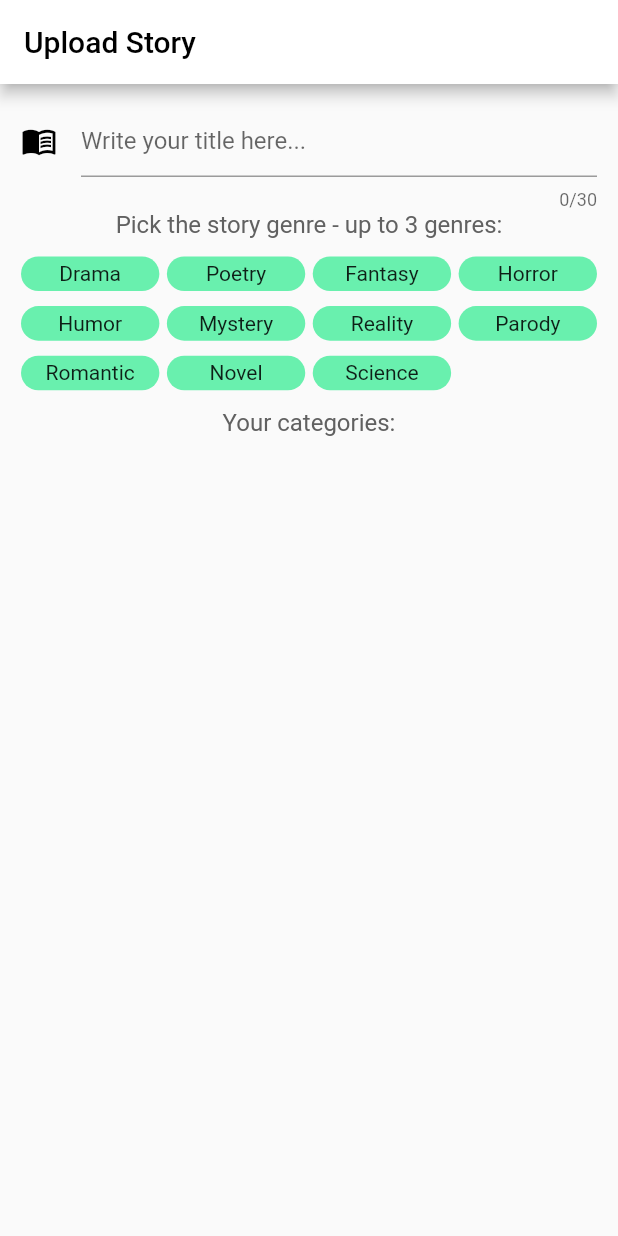
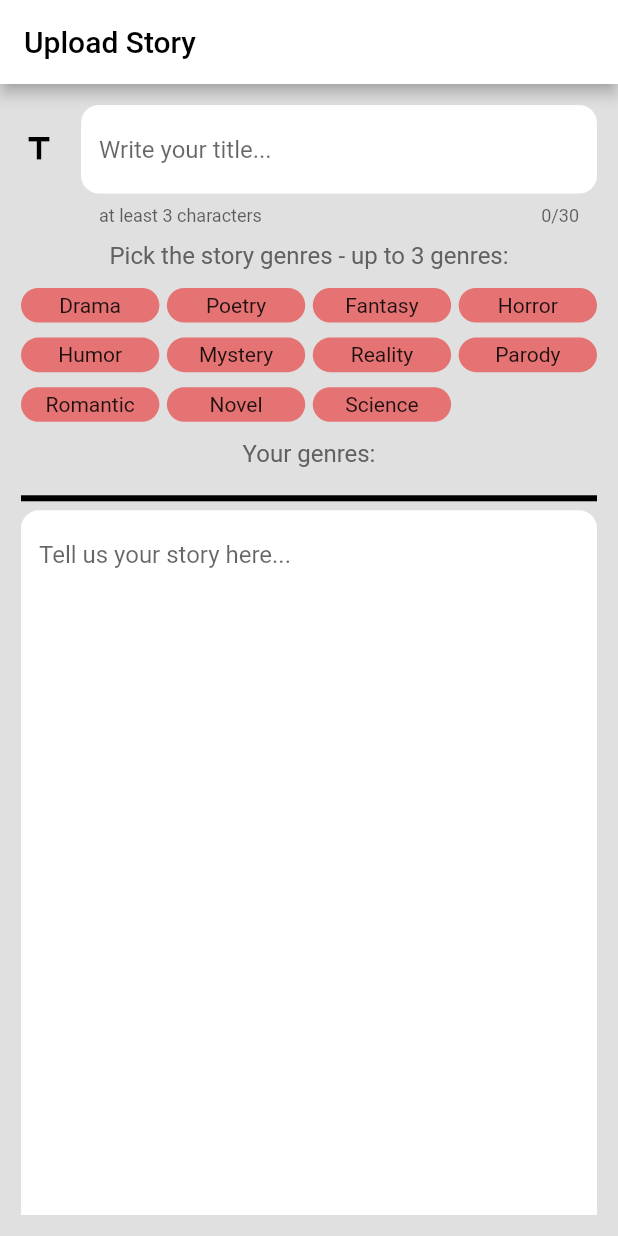
Before and after one commit to MatanB27/Storify, a Flutter app: the UploadStory screen opened directly, on a phone screen of 412 x 824 dp. Run offline on Flutter 3.47's test engine with Material 2 defaults, Android fonts, the phone set to English and light mode, and no system bars; our stand-ins replace animated_text_kit, cached_network_image, cloud_firestore, firebase_auth, firebase_core, firebase_storage and 5 more; missing offline and left inert: animated_button, flutter_facebook_login, flutter_read_more_text, lipsum; accounts and stored records are empty; network calls fail.

```diff
--- a/lib/pages/upload_story.dart
+++ b/lib/pages/upload_story.dart
@@ -49,14 +49,7 @@ class _UploadStoryState extends State<UploadStory>
       String category = allCategories.removeAt(index);
       chosenCategories.add(category);
     } else {
-      final snackBar = SnackBar(
-        content: Text('You already have 3 genres'),
-        action: SnackBarAction(
-          label: 'Undo',
-          onPressed: () {}, // No need to put anything, just click "Undo"
-        ),
-      );
-      ScaffoldMessenger.of(context).showSnackBar(snackBar);
+      message('You already have 3 genres');
     }
   }
 
@@ -76,11 +69,41 @@ class _UploadStoryState extends State<UploadStory>
     super.dispose();
   }
 
+  // Will give some kind of a message at the bottom of the screen
+  message(String text) {
+    final snackBar = SnackBar(
+      content: Text(text),
+      action: SnackBarAction(
+        label: 'Undo',
+        onPressed: () {}, // No need to put anything, just click "Undo"
+      ),
+    );
+    ScaffoldMessenger.of(context).showSnackBar(snackBar);
+  }
+
+  // Publish story method, it will only work if the user have story title,
+  // Categories or the story itself
+  // It will all add to the firebase.
+  //TODO: use database
+  publishStory() {
+    print(story.text.toString().trim().length);
+    print(titleStory.text.toString().trim().length);
+    print(chosenCategories);
+    if (story.text.toString().trim().length < 20 ||
+        titleStory.text.toString().trim().length < 3 ||
+        chosenCategories.length == 0) {
+      message('Make sure you fill everything correctly.');
+    } else {
+      message('Congratulations, You posted a new story!');
+    }
+  }
+
   bool get wantKeepAlive => true;
   @override
   Widget build(BuildContext context) {
     super.build(context);
     return Scaffold(
+      backgroundColor: Colors.grey[300],
       appBar: AppBar(
         backgroundColor: Colors.white,
         title: Text(
@@ -93,19 +116,32 @@ class _UploadStoryState extends State<UploadStory>
         child: ListView(
           shrinkWrap: true,
           children: [
-            TextField(
+            TextFormField(
               controller: titleStory,
               decoration: InputDecoration(
+                border: OutlineInputBorder(
+                  borderRadius: BorderRadius.circular(12),
+                  borderSide: BorderSide(
+                    width: 0,
+                    style: BorderStyle.none,
+                  ),
+                ),
+                fillColor: Colors.white,
+                filled: true,
                 icon: Icon(
-                  Icons.menu_book,
+                  Icons.title,
                   color: Colors.black,
                 ),
-                hintText: 'Write your title here...',
+                hintText: 'Write your title...',
+                helperText: 'at least 3 characters',
               ),
               maxLength: 30,
             ),
+            SizedBox(
+              height: 10,
+            ),
             Text(
-              'Pick the story genre - up to 3 genres:',
+              'Pick the story genres - up to 3 genres:',
               style: TextStyle(fontSize: 16.0, color: Colors.grey[700]),
               textAlign: TextAlign.center,
             ),
@@ -115,6 +151,7 @@ class _UploadStoryState extends State<UploadStory>
             GridView.builder(
                 // All categories
                 shrinkWrap: true,
+                physics: NeverScrollableScrollPhysics(),
                 gridDelegate: SliverGridDelegateWithMaxCrossAxisExtent(
                     maxCrossAxisExtent: 120,
                     childAspectRatio: 8 / 2,
@@ -133,7 +170,7 @@ class _UploadStoryState extends State<UploadStory>
                         borderRadius: BorderRadius.all(
                           Radius.circular(20),
                         ),
-                        color: Colors.greenAccent,
+                        color: Colors.red[300],
                       ),
                       child: Center(child: Text(allCategories[index])),
                       height: 25,
@@ -144,7 +181,7 @@ class _UploadStoryState extends State<UploadStory>
               height: 12,
             ),
             Text(
-              'Your categories:',
+              'Your genres:',
               style: TextStyle(fontSize: 16.0, color: Colors.grey[700]),
               textAlign: TextAlign.center,
             ),
@@ -154,6 +191,7 @@ class _UploadStoryState extends State<UploadStory>
             GridView.builder(
                 // All categories
                 shrinkWrap: true,
+                physics: NeverScrollableScrollPhysics(),
                 gridDelegate: SliverGridDelegateWithMaxCrossAxisExtent(
                     maxCrossAxisExtent: 120,
                     childAspectRatio: 8 / 2,
@@ -179,6 +217,45 @@ class _UploadStoryState extends State<UploadStory>
                     ),
                   );
                 }),
+            Divider(
+              color: Colors.black,
+              thickness: 4.0,
+            ),
+            TextField(
+              controller: story,
+              maxLength: 5000,
+              maxLines: 30,
+              decoration: InputDecoration(
+                border: OutlineInputBorder(
+                  borderRadius: BorderRadius.circular(12),
+                  borderSide: BorderSide(
+                    width: 0,
+                    style: BorderStyle.none,
+                  ),
+                ),
+                hintText: 'Tell us your story here...',
+                fillColor: Colors.white,
+                filled: true,
+              ),
+            ),
+            FloatingActionButton(
+                child: Icon(
+                  Icons.add,
+                  size: 35,
+                ),
+                backgroundColor: Colors.lightBlueAccent,
+                onPressed: () {
+                  publishStory();
+                }),
+            SizedBox(
+              height: 10,
+            ),
+            Text(
+              'By clicking the publish button - you are agreeing '
+              'that you are the owner of the story and you didnt stole it from other places.'
+              ' Breaking those rules will result in deleting your story or deleting your account',
+              style: TextStyle(color: Colors.grey),
+            ),
           ],
         ),
       ),
```
